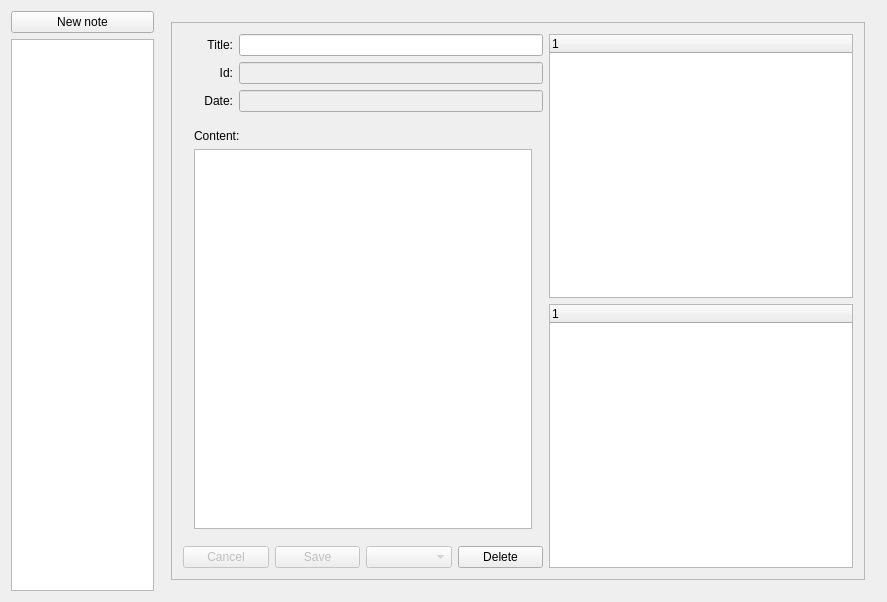
Before: the Qt Designer form PluriNotes/plurinotes.ui in guillaumejounel/PluriNotes, drawn with Qt 5.
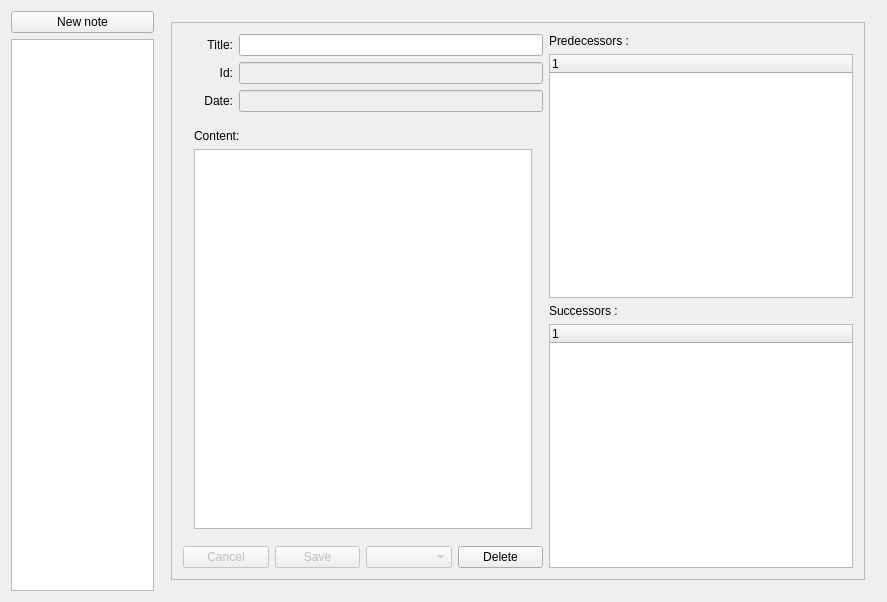
After: the same form once the commit is applied.

```diff
--- a/PluriNotes/plurinotes.ui
+++ b/PluriNotes/plurinotes.ui
@@ -360,6 +360,13 @@
               </item>
               <item>
                <layout class="QVBoxLayout" name="verticalLayout_13">
+                <item>
+                 <widget class="QLabel" name="label_3">
+                  <property name="text">
+                   <string>Predecessors :</string>
+                  </property>
+                 </widget>
+                </item>
                 <item>
                  <widget class="QTreeWidget" name="treeViewPredecessors">
                   <column>
@@ -369,6 +376,13 @@
                   </column>
                  </widget>
                 </item>
+                <item>
+                 <widget class="QLabel" name="label_4">
+                  <property name="text">
+                   <string>Successors :</string>
+                  </property>
+                 </widget>
+                </item>
                 <item>
                  <widget class="QTreeWidget" name="treeViewSuccessors">
                   <column>
```
Left out of the diff: 99 changed lines with no effect on the pictures.
